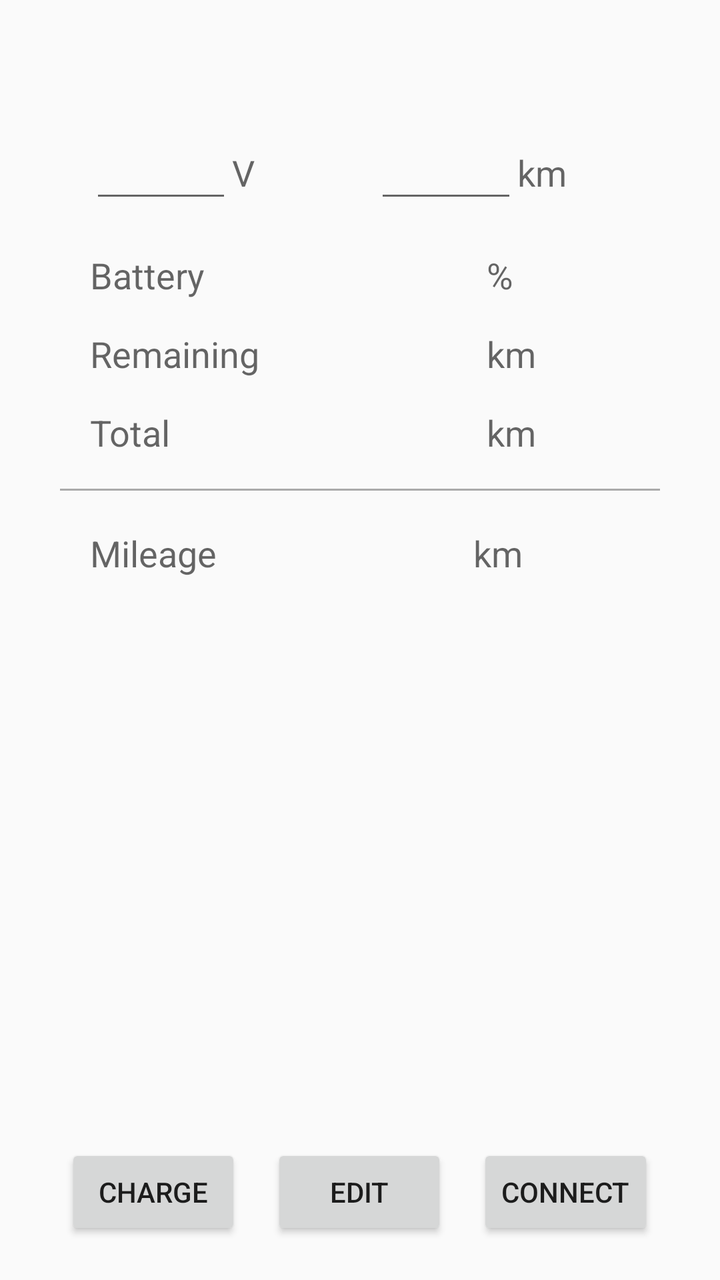
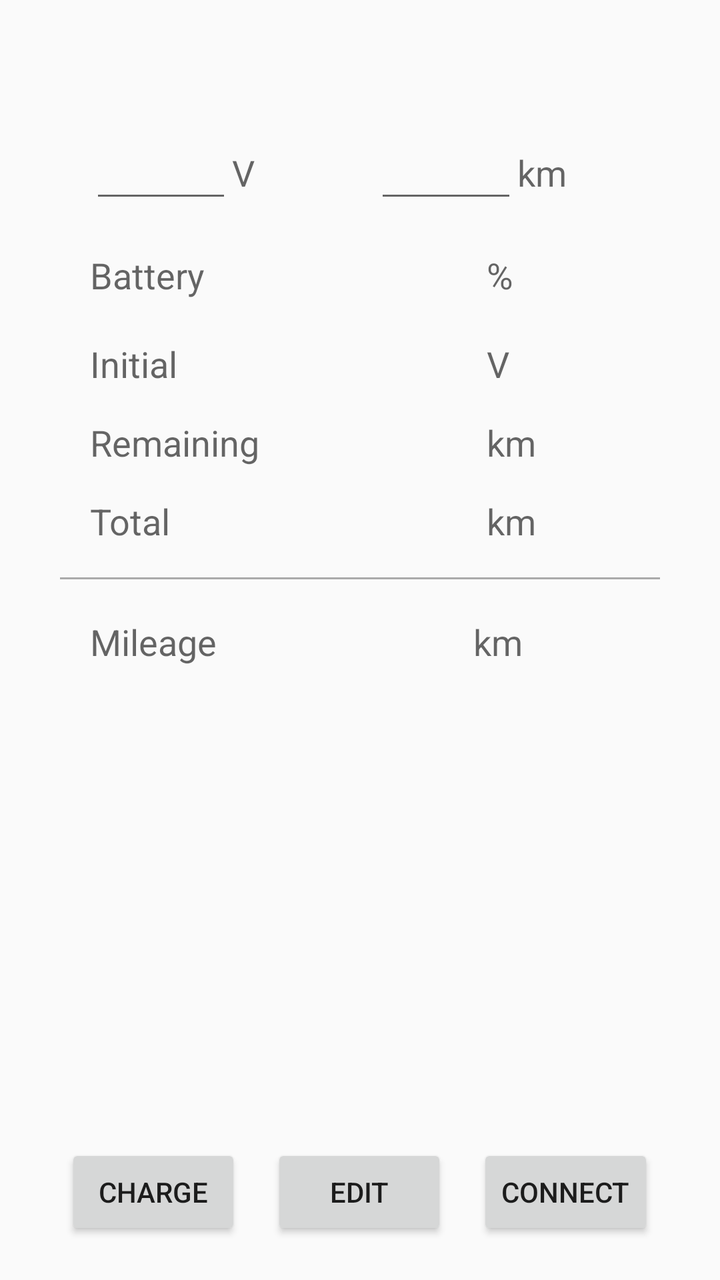

Two renders of the same Android screen: before a commit and after it. Below are the layout's source before the change and the commit's diff.
<!-- AndroidManifest.xml: application theme AppTheme -->
<!-- res/layout/wheel_view_fragment.xml -->
<?xml version="1.0" encoding="utf-8"?>
<androidx.constraintlayout.widget.ConstraintLayout
        xmlns:android="http://schemas.android.com/apk/res/android"
        xmlns:tools="http://schemas.android.com/tools"
        android:layout_width="match_parent"
        android:layout_height="match_parent"
        tools:context=".views.WheelViewFragment">

    <RelativeLayout
            android:layout_width="match_parent"
            android:layout_height="match_parent"
    >
        <TextView
                android:id="@+id/view_name"
                android:layout_width="match_parent"
                android:layout_height="wrap_content"
                android:layout_margin="20dp"
                android:textAlignment="center"
                android:textAppearance="@style/TextAppearance.AppCompat.Large"
                android:textStyle="bold"
        />

        <TableLayout
                android:layout_width="match_parent"
                android:layout_height="wrap_content"
                android:layout_margin="30dp"
        >
            
            <TableRow android:layout_marginTop="30dp">
                <EditText
                        android:id="@+id/edit_voltage_actual"
                        android:inputType="numberDecimal"
                        android:layout_weight="1"
                        android:layout_width="0dp"
                        android:layout_height="wrap_content"
                        android:layout_marginStart="15dp"
                        android:textAlignment="viewEnd"
                        android:textAppearance="@style/TextAppearance.AppCompat.Large"
                        android:autofillHints=""
                />

                <TextView
                        android:labelFor="@+id/edit_voltage_actual"
                        android:layout_weight="1"
                        android:layout_width="0dp"
                        android:layout_height="wrap_content"
                        android:textAppearance="@style/TextAppearance.AppCompat.Medium"
                        android:text="@string/label_voltage_abbr"
                />

                <EditText
                        android:id="@+id/edit_km"
                        android:inputType="numberDecimal"
                        android:layout_weight="1"
                        android:layout_width="0dp"
                        android:layout_height="wrap_content"
                        android:textAlignment="viewEnd"
                        android:textAppearance="@style/TextAppearance.AppCompat.Large"
                        android:autofillHints=""
                />

                <TextView
                        android:labelFor="@+id/edit_km"
                        android:layout_weight="1"
                        android:layout_width="0dp"
                        android:layout_height="wrap_content"
                        android:textAppearance="@style/TextAppearance.AppCompat.Medium"
                        android:text="@string/label_km"
                />
            </TableRow>

            
            <TableRow android:layout_marginTop="15dp">
                <TextView
                        android:labelFor="@+id/view_battery"
                        android:layout_weight="1"
                        android:layout_width="20dp"
                        android:layout_height="wrap_content"
                        android:layout_marginStart="15dp"
                        android:textAppearance="@style/TextAppearance.AppCompat.Medium"
                        android:text="@string/label_battery"
                />

                <TextView
                        android:id="@+id/view_battery"
                        android:layout_weight="1"
                        android:layout_width="0dp"
                        android:layout_height="wrap_content"
                        android:textAlignment="viewEnd"
                        android:textAppearance="@style/TextAppearance.AppCompat.Large"
                />

                <TextView
                        android:id="@+id/label_battery"
                        android:labelFor="@+id/view_battery"
                        android:layout_weight="1"
                        android:layout_width="0dp"
                        android:layout_height="wrap_content"
                        android:layout_marginStart="5dp"
                        android:textAppearance="@style/TextAppearance.AppCompat.Medium"
                        android:text="@string/label_percentage_abbr"
                />
            </TableRow>

            
            <TableRow android:layout_marginTop="10dp">
                <TextView
                        android:labelFor="@+id/view_remaining_range"
                        android:layout_weight="1"
                        android:layout_width="20dp"
                        android:layout_height="wrap_content"
                        android:layout_marginStart="15dp"
                        android:textAppearance="@style/TextAppearance.AppCompat.Medium"
                        android:text="@string/label_remaining_range"
                />

                <TextView
                        android:id="@+id/view_remaining_range"
                        android:layout_weight="1"
                        android:layout_width="0dp"
                        android:layout_height="wrap_content"
                        android:textAlignment="viewEnd"
                        android:textAppearance="@style/TextAppearance.AppCompat.Large"
                        android:textStyle="bold"
                />

                <TextView
                        android:id="@+id/label_remaining_range"
                        android:labelFor="@+id/view_remaining_range"
                        android:layout_weight="1"
                        android:layout_width="0dp"
                        android:layout_height="wrap_content"
                        android:layout_marginStart="5dp"
                        android:textAppearance="@style/TextAppearance.AppCompat.Medium"
                        android:text="@string/label_km"
                />
            </TableRow>

            
            <TableRow android:layout_marginTop="10dp">
                <TextView
                        android:labelFor="@+id/view_remaining_range"
                        android:layout_weight="1"
                        android:layout_width="20dp"
                        android:layout_height="wrap_content"
                        android:layout_marginStart="15dp"
                        android:textAppearance="@style/TextAppearance.AppCompat.Medium"
                        android:text="@string/label_total_range"
                />

                <TextView
                        android:id="@+id/view_total_range"
                        android:layout_weight="1"
                        android:layout_width="0dp"
                        android:layout_height="wrap_content"
                        android:textAlignment="viewEnd"
                        android:textAppearance="@style/TextAppearance.AppCompat.Large"
                />

                <TextView
                        android:id="@+id/label_total_range"
                        android:labelFor="@+id/view_total_range"
                        android:layout_weight="1"
                        android:layout_width="0dp"
                        android:layout_height="wrap_content"
                        android:layout_marginStart="5dp"
                        android:textAppearance="@style/TextAppearance.AppCompat.Medium"
                        android:text="@string/label_km"
                />
            </TableRow>

            
            <View
                    android:layout_width="2dp"
                    android:layout_height="1dp"
                    android:layout_marginTop="15dp"
                    android:background="@android:color/darker_gray"
            />

            
            <TableRow android:layout_marginTop="15dp">
                <TextView
                        android:labelFor="@+id/view_mileage"
                        android:layout_weight="1"
                        android:layout_width="0dp"
                        android:layout_height="wrap_content"
                        android:layout_marginStart="15dp"
                        android:text="@string/label_wheel_mileage"
                        android:textAppearance="@style/TextAppearance.AppCompat.Medium"
                />

                <TextView
                        android:id="@+id/view_mileage"
                        android:layout_weight="1"
                        android:layout_width="0dp"
                        android:layout_height="wrap_content"
                        android:textAlignment="viewEnd"
                        android:textAppearance="@style/TextAppearance.AppCompat.Large"
                />

                <TextView
                        android:labelFor="@+id/view_mileage"
                        android:layout_weight="1"
                        android:layout_width="0dp"
                        android:layout_height="wrap_content"
                        android:layout_marginStart="5dp"
                        android:textAppearance="@style/TextAppearance.AppCompat.Medium"
                        android:text="@string/label_km"
                />
            </TableRow>

            
            <TableRow android:layout_marginTop="25dp">
                <TextView
                        android:id="@+id/label_bt_name"
                        android:labelFor="@+id/view_bt_name"
                        android:layout_weight="1"
                        android:layout_width="0dp"
                        android:layout_height="wrap_content"
                        android:layout_marginStart="15dp"
                        android:textAppearance="@style/TextAppearance.AppCompat.Medium"
                        android:text="@string/label_bt_name"
                        android:visibility="invisible"
                />

                <TextView
                        android:id="@+id/view_bt_name"
                        android:layout_weight="1"
                        android:layout_width="0dp"
                        android:layout_height="wrap_content"
                        android:textAppearance="@style/TextAppearance.AppCompat.Medium"
                        android:textStyle="italic"
                />
            </TableRow>

            <TableRow android:layout_marginTop="10dp">
                <TextView
                        android:labelFor="@+id/view_bt_addr"
                        android:layout_weight="1"
                        android:layout_width="0dp"
                        android:layout_height="wrap_content"
                        android:layout_marginStart="15dp"
                        android:textAppearance="@style/TextAppearance.AppCompat.Medium"
                />

                <TextView
                        android:id="@+id/view_bt_addr"
                        android:layout_weight="1"
                        android:layout_width="0dp"
                        android:layout_height="wrap_content"
                        android:textAppearance="@style/TextAppearance.AppCompat.Medium"
                        android:textStyle="italic"
                />
            </TableRow>
        </TableLayout>

        
        <LinearLayout
                android:layout_width="wrap_content"
                android:layout_height="wrap_content"
                android:layout_centerHorizontal="true"
                android:layout_marginBottom="20dp"
                android:layout_alignParentBottom="true"
        >
            <Button
                    android:id="@+id/button_charge"
                    android:layout_width="wrap_content"
                    android:layout_height="wrap_content"
                    android:layout_marginEnd="15dp"
                    android:text="@string/button_charge"
                    tools:ignore="ButtonStyle"/>

            <Button
                    android:id="@+id/button_edit"
                    android:layout_width="wrap_content"
                    android:layout_height="wrap_content"
                    android:layout_marginEnd="15dp"
                    android:text="@string/button_edit"
                    tools:ignore="ButtonStyle"/>

            <Button
                    android:id="@+id/button_connect"
                    android:layout_width="wrap_content"
                    android:layout_height="wrap_content"
                    android:text="@string/button_connect"
                    tools:ignore="ButtonStyle"/>
        </LinearLayout>
    </RelativeLayout>
</androidx.constraintlayout.widget.ConstraintLayout>
<!-- resources referenced by this layout -->
<resources>
  <string name="button_charge">Charge</string>
  <string name="button_connect">Connect</string>
  <string name="button_edit">Edit</string>
  <string name="label_battery">Battery</string>
  <string name="label_bt_name">Bluetooth</string>
  <string name="label_km">km</string>
  <string name="label_percentage_abbr">%</string>
  <string name="label_remaining_range">Remaining</string>
  <string name="label_total_range">Total</string>
  <string name="label_voltage_abbr">V</string>
  <string name="label_wheel_mileage">Mileage</string>
  <style name="AppTheme" parent="Theme.AppCompat.Light.DarkActionBar">
          
          <item name="colorPrimary">@color/colorPrimary</item>
          <item name="colorPrimaryDark">@color/colorPrimaryDark</item>
          <item name="colorAccent">@color/colorAccent</item>
          
          <item name="android:spinnerItemStyle">
              @style/spinnerItemStyle
          </item>
  
          <item name="android:spinnerDropDownItemStyle">
              @style/spinnerDropdownItemStyle
          </item>
      </style>
  <color name="colorPrimary">#6200EE</color>
  <color name="colorPrimaryDark">#3700B3</color>
  <color name="colorAccent">#03DAC5</color>
  <style name="spinnerItemStyle">
          <item name="android:textSize">22sp</item>
          <item name="android:textColor">#000000</item>
      </style>
  <style name="spinnerDropdownItemStyle">
          <item name="android:padding">10dp</item>
          <item name="android:textSize">22sp</item>
      </style>
</resources>

<!-- the commit's change to res/layout/wheel_view_fragment.xml (unified diff, before → after) -->
@@ -99,6 +99,39 @@
                         android:layout_marginStart="5dp"
                         android:textAppearance="@style/TextAppearance.AppCompat.Medium"
                         android:text="@string/label_percentage_abbr"
+                />
+            </TableRow>
+
+            
+            <TableRow android:layout_marginTop="15dp">
+                <TextView
+                        android:labelFor="@+id/view_voltage_initial"
+                        android:layout_weight="1"
+                        android:layout_width="20dp"
+                        android:layout_height="wrap_content"
+                        android:layout_marginStart="15dp"
+                        android:textAppearance="@style/TextAppearance.AppCompat.Medium"
+                        android:text="@string/label_voltage_initial"
+                />
+
+                <TextView
+                        android:id="@+id/view_voltage_initial"
+                        android:layout_weight="1"
+                        android:layout_width="0dp"
+                        android:layout_height="wrap_content"
+                        android:textAlignment="viewEnd"
+                        android:textAppearance="@style/TextAppearance.AppCompat.Large"
+                />
+
+                <TextView
+                        android:id="@+id/label_voltage_initial"
+                        android:labelFor="@+id/view_battery"
+                        android:layout_weight="1"
+                        android:layout_width="0dp"
+                        android:layout_height="wrap_content"
+                        android:layout_marginStart="5dp"
+                        android:textAppearance="@style/TextAppearance.AppCompat.Medium"
+                        android:text="@string/label_voltage_abbr"
                 />
             </TableRow>
 
<!-- resource entries referenced after the edit -->
@@ -10,6 +10,7 @@
   <string name="label_remaining_range">Remaining</string>
   <string name="label_total_range">Total</string>
   <string name="label_voltage_abbr">V</string>
+  <string name="label_voltage_initial">Initial</string>
   <string name="label_wheel_mileage">Mileage</string>
   <style name="AppTheme" parent="Theme.AppCompat.Light.DarkActionBar">
           
